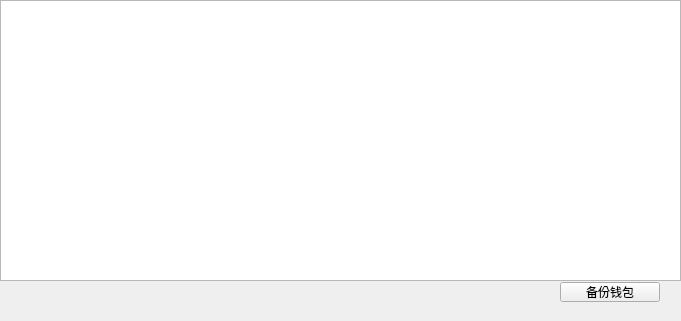
HcashOrg/hx-indicator, file AccountManagerWidget.ui: the form before one commit.
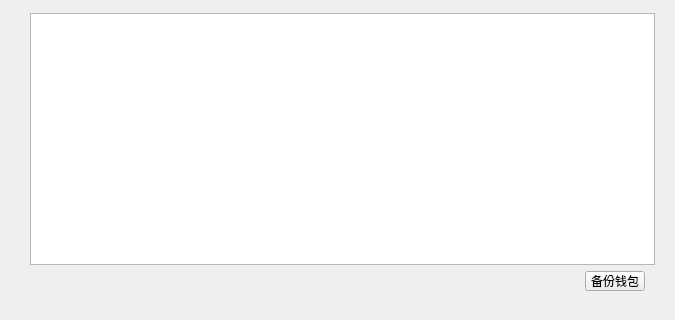
The form after the commit.

```diff
--- a/AccountManagerWidget.ui
+++ b/AccountManagerWidget.ui
@@ -6,8 +6,8 @@
    <rect>
     <x>0</x>
     <y>0</y>
-    <width>681</width>
-    <height>321</height>
+    <width>675</width>
+    <height>320</height>
    </rect>
   </property>
   <property name="windowTitle">
@@ -16,10 +16,10 @@
   <widget class="QTableWidget" name="tableWidget">
    <property name="geometry">
     <rect>
-     <x>0</x>
-     <y>0</y>
-     <width>681</width>
-     <height>281</height>
+     <x>30</x>
+     <y>13</y>
+     <width>625</width>
+     <height>252</height>
     </rect>
    </property>
   </widget>
@@ -27,7 +27,7 @@
    <property name="geometry">
     <rect>
      <x>-45</x>
-     <y>280</y>
+     <y>269</y>
      <width>770</width>
      <height>41</height>
     </rect>
@@ -41,9 +41,9 @@
   <widget class="QToolButton" name="toolButton">
    <property name="geometry">
     <rect>
-     <x>560</x>
-     <y>282</y>
-     <width>100</width>
+     <x>585</x>
+     <y>271</y>
+     <width>60</width>
      <height>20</height>
     </rect>
    </property>
```
